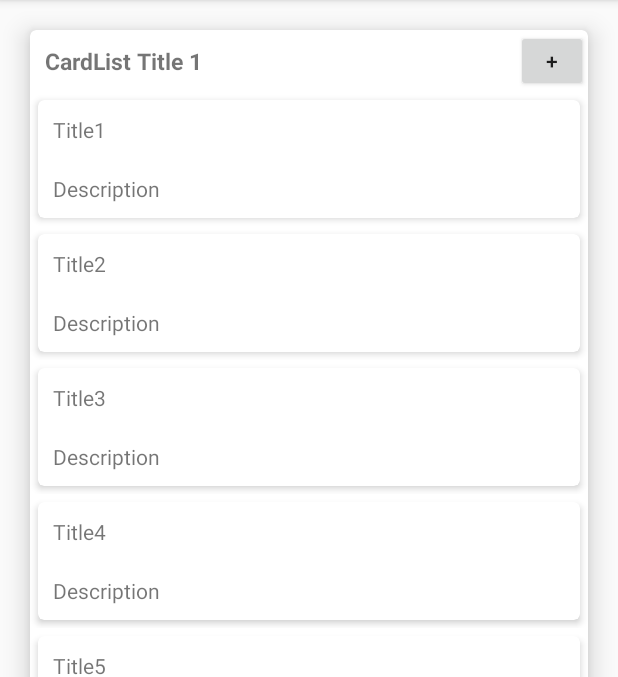
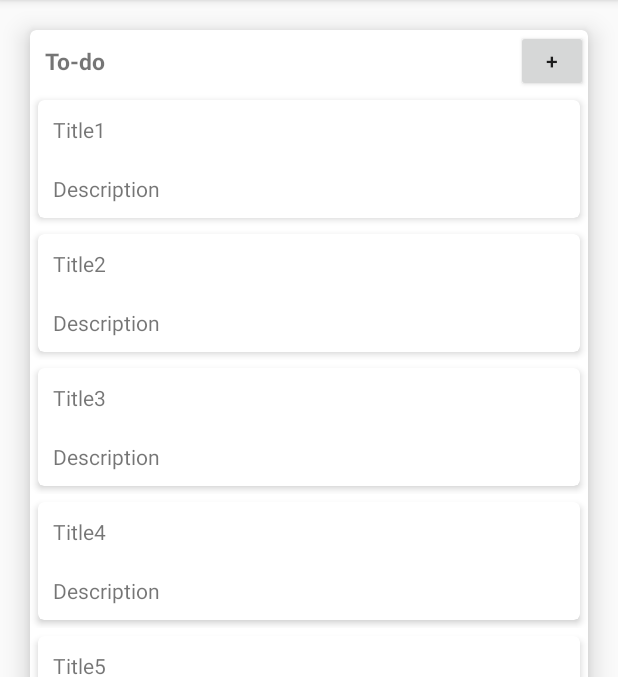
Before and after one commit to chinnonae/SW-spec-mini-trello, an Android app: the screen it shows after launch (MainActivity), on a phone screen of 412 x 824 dp, the part 96-773 px from its top. Run offline under Robolectric (Android 15) with nearby library versions, the phone set to English and light mode, and no system bars.

Commit message:
Modify CardListFragment to show CardList from CardKeeper

```diff
--- a/app/src/main/java/com/ske/minitrello/activities/CardListFragment.java
+++ b/app/src/main/java/com/ske/minitrello/activities/CardListFragment.java
@@ -14,23 +14,15 @@ import android.widget.TextView;
 import com.ske.minitrello.R;
 import com.ske.minitrello.adapters.CardAdapter;
 import com.ske.minitrello.models.Card;
+import com.ske.minitrello.models.CardKeeper;
+import com.ske.minitrello.models.CardList;
 
 import java.util.ArrayList;
 import java.util.List;
 
-/**
- * A simple {@link Fragment} subclass.
- * Activities that contain this fragment must implement the
- * {@link CardListFragment.OnFragmentInteractionListener} interface
- * to handle interaction events.
- * Use the {@link CardListFragment#newInstance} factory method to
- * create an instance of this fragment.
- */
 public class CardListFragment extends Fragment {
-    // TODO: Rename parameter arguments, choose names that match
-    // the fragment initialization parameters, e.g. ARG_ITEM_NUMBER
-    private static final String ARG_PARAM1 = "param1";
 
+    private CardList cardList;
     private List<Card> cards;
     private CardAdapter cardAdapter;
 
@@ -51,10 +43,10 @@ public class CardListFragment extends Fragment {
      * @return A new instance of fragment CardListFragment.
      */
     // TODO: Rename and change types and number of parameters
-    public static CardListFragment newInstance(String param1) {
+    public static CardListFragment newInstance(int position) {
         CardListFragment fragment = new CardListFragment();
         Bundle args = new Bundle();
-        args.putString(ARG_PARAM1, param1);
+        args.putInt("position", position);
         fragment.setArguments(args);
         return fragment;
     }
@@ -62,10 +54,10 @@ public class CardListFragment extends Fragment {
     @Override
     public void onCreate(Bundle savedInstanceState) {
         super.onCreate(savedInstanceState);
-        if (getArguments() != null) {
-            mParam1 = getArguments().getString(ARG_PARAM1);
-        }
 
+        int position = getArguments().getInt("position");
+        cardList = CardKeeper.getInstance().getLists().get(position);
+        cards = cardList.getCardList();
 
     }
 
@@ -75,20 +67,6 @@ public class CardListFragment extends Fragment {
 
         View rootView = inflater.inflate(R.layout.fragment_card_list, container, false);
 
-        cards = new ArrayList<Card>();
-        cards.add(new Card("Title1", "Description"));
-        if (!mParam1.equals("2")) {
-            cards.add(new Card("Title2", "Description"));
-            cards.add(new Card("Title3", "Description"));
-            cards.add(new Card("Title4", "Description"));
-            cards.add(new Card("Title5", "Description"));
-            cards.add(new Card("Title6", "Description"));
-            cards.add(new Card("Title7", "Description"));
-            cards.add(new Card("Title8", "Description"));
-            cards.add(new Card("Title9", "Description"));
-            }
-
-
         cardAdapter = new CardAdapter(getActivity(),
                 R.layout.card_list_item,
                 cards);
@@ -97,7 +75,7 @@ public class CardListFragment extends Fragment {
         lv.setAdapter(cardAdapter);
 
         TextView cardListTitle = (TextView) rootView.findViewById(R.id.cardlist_title);
-        cardListTitle.setText("CardList Title " + mParam1);
+        cardListTitle.setText(cardList.getName());
 
         return rootView;
     }
--- a/app/src/main/java/com/ske/minitrello/activities/MainActivity.java
+++ b/app/src/main/java/com/ske/minitrello/activities/MainActivity.java
@@ -1,12 +1,9 @@
 package com.ske.minitrello.activities;
 
 import android.net.Uri;
-import android.support.v4.app.FragmentStatePagerAdapter;
 import android.support.v7.app.AppCompatActivity;
 import android.support.v7.widget.Toolbar;
 
-import android.support.v4.app.Fragment;
-import android.support.v4.app.FragmentManager;
 import android.support.v4.view.ViewPager;
 import android.os.Bundle;
 import android.view.Menu;
@@ -14,6 +11,12 @@ import android.view.MenuItem;
 
 import com.ske.minitrello.R;
 import com.ske.minitrello.adapters.CardListPagerAdapter;
+import com.ske.minitrello.models.Card;
+import com.ske.minitrello.models.CardKeeper;
+import com.ske.minitrello.models.CardList;
+
+import java.util.ArrayList;
+import java.util.List;
 
 /**
  *  Main page that show list of card lists including the cards inside the lists.
@@ -40,31 +43,29 @@ public class MainActivity extends AppCompatActivity implements CardListFragment.
         mViewPager = (ViewPager) findViewById(R.id.container);
         mViewPager.setAdapter(pagerAdapter);
 
+        List<Card> cards = new ArrayList<Card>();
+        cards.add(new Card("Title1", "Description"));
+        cards.add(new Card("Title2", "Description"));
+        cards.add(new Card("Title3", "Description"));
+        cards.add(new Card("Title4", "Description"));
+        cards.add(new Card("Title5", "Description"));
+        cards.add(new Card("Title6", "Description"));
+        cards.add(new Card("Title7", "Description"));
+        cards.add(new Card("Title8", "Description"));
+        cards.add(new Card("Title9", "Description"));
+
+        CardList cl = new CardList("To-do", cards);
+        CardList cl2 = new CardList("Done", cards);
+        CardList cl3 = new CardList("Doing", cards);
+        CardList cl4 = new CardList("Another list", cards);
+
+        CardKeeper.getInstance().addCardList(cl);
+        CardKeeper.getInstance().addCardList(cl2);
+        CardKeeper.getInstance().addCardList(cl3);
+        CardKeeper.getInstance().addCardList(cl4);
+        pagerAdapter.notifyDataSetChanged();
 
     }
-
-
-//    @Override
-//    public boolean onCreateOptionsMenu(Menu menu) {
-//        // Inflate the menu; this adds items to the action bar if it is present.
-//        getMenuInflater().inflate(R.menu.menu_main, menu);
-//        return true;
-//    }
-//
-//    @Override
-//    public boolean onOptionsItemSelected(MenuItem item) {
-//        // Handle action bar item clicks here. The action bar will
-//        // automatically handle clicks on the Home/Up button, so long
-//        // as you specify a parent activity in AndroidManifest.xml.
-//        int id = item.getItemId();
-//
-//        //noinspection SimplifiableIfStatement
-//        if (id == R.id.action_settings) {
-//            return true;
-//        }
-//
-//        return super.onOptionsItemSelected(item);
-//    }
 
     @Override
     public void onFragmentInteraction(Uri uri) {
--- a/app/src/main/java/com/ske/minitrello/adapters/CardListPagerAdapter.java
+++ b/app/src/main/java/com/ske/minitrello/adapters/CardListPagerAdapter.java
@@ -5,6 +5,7 @@ import android.support.v4.app.FragmentManager;
 import android.support.v4.app.FragmentStatePagerAdapter;
 
 import com.ske.minitrello.activities.CardListFragment;
+import com.ske.minitrello.models.CardKeeper;
 
 
 public class CardListPagerAdapter extends FragmentStatePagerAdapter {
@@ -15,11 +16,11 @@ public class CardListPagerAdapter extends FragmentStatePagerAdapter {
 
     @Override
     public Fragment getItem(int position) {
-        return CardListFragment.newInstance(position + 1 + "");
+        return CardListFragment.newInstance(position);
     }
 
     @Override
     public int getCount() {
-        return 3;
+        return CardKeeper.getInstance().getSize();
     }
 }
--- a/app/src/main/java/com/ske/minitrello/models/CardKeeper.java
+++ b/app/src/main/java/com/ske/minitrello/models/CardKeeper.java
@@ -30,6 +30,10 @@ public class CardKeeper {
         return instance;
     }
 
+    public int getSize() {
+        return cardLists.size();
+    }
+
     /**
      * Return all the card lists exist.
      * @return all the card lists exist.
--- a/app/src/main/java/com/ske/minitrello/models/CardList.java
+++ b/app/src/main/java/com/ske/minitrello/models/CardList.java
@@ -1,10 +1,11 @@
 package com.ske.minitrello.models;
 
+import java.io.Serializable;
 import java.util.ArrayList;
 import java.util.List;
 
 
-public class CardList {
+public class CardList implements Serializable {
 
     private String name;
     private List<Card> cardList;
```
